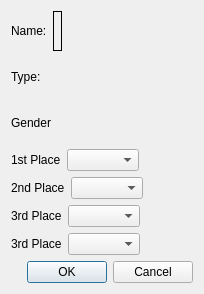
This is BracketEditor.ui in gcdean/JudoMaster as Qt 5 draws it before an edit. The edited form follows.
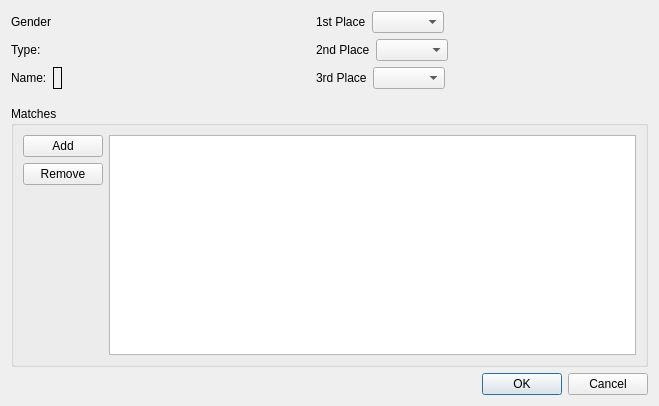
This is the edited form.

Commit message: Added matches. Can now add matches to a bracket.

The edit to the form file:
```diff
--- a/BracketEditor.ui
+++ b/BracketEditor.ui
@@ -6,8 +6,8 @@
    <rect>
     <x>0</x>
     <y>0</y>
-    <width>204</width>
-    <height>294</height>
+    <width>659</width>
+    <height>406</height>
    </rect>
   </property>
   <property name="windowTitle">
@@ -15,6 +15,81 @@
   </property>
   <layout class="QVBoxLayout" name="verticalLayout">
    <item>
+    <layout class="QHBoxLayout" name="horizontalLayout_5">
+     <property name="rightMargin">
+      <number>33</number>
+     </property>
+     <property name="bottomMargin">
+      <number>11</number>
+     </property>
+     <item>
+      <layout class="QVBoxLayout" name="verticalLayout_3">
+       <property name="topMargin">
+        <number>0</number>
+       </property>
+       <item>
+        <layout class="QHBoxLayout" name="horizontalLayout_7">
+         <item>
+          <widget class="QLabel" name="label_7">
+           <property name="text">
+            <string>Gender</string>
+           </property>
+          </widget>
+         </item>
+         <item>
+          <widget class="QLabel" name="genderLbl">
+           <property name="text">
+            <string>&lt;Gender&gt;</string>
+           </property>
+          </widget>
+         </item>
+         <item>
+          <spacer name="horizontalSpacer_6">
+           <property name="orientation">
+            <enum>Qt::Horizontal</enum>
+           </property>
+           <property name="sizeHint" stdset="0">
+            <size>
+             <width>40</width>
+             <height>20</height>
+            </size>
+           </property>
+          </spacer>
+         </item>
+        </layout>
+       </item>
+       <item>
+        <layout class="QHBoxLayout" name="horizontalLayout_6">
+         <item>
+          <widget class="QLabel" name="label_6">
+           <property name="text">
+            <string>Type:</string>
+           </property>
+          </widget>
+         </item>
+         <item>
+          <widget class="QLabel" name="typeLbl">
+           <property name="text">
+            <string>&lt;Weight Type&gt;</string>
+           </property>
+          </widget>
+         </item>
+         <item>
+          <spacer name="horizontalSpacer_7">
+           <property name="orientation">
+            <enum>Qt::Horizontal</enum>
+           </property>
+           <property name="sizeHint" stdset="0">
+            <size>
+             <width>40</width>
+             <height>20</height>
+            </size>
+           </property>
+          </spacer>
+         </item>
+        </layout>
+       </item>
+       <item>
     <layout class="QHBoxLayout" name="horizontalLayout">
      <item>
       <widget class="QLabel" name="label">
@@ -48,68 +123,16 @@
      </item>
     </layout>
    </item>
-   <item>
-    <layout class="QHBoxLayout" name="horizontalLayout_6">
-     <item>
-      <widget class="QLabel" name="label_6">
-       <property name="text">
-        <string>Type:</string>
-       </property>
-      </widget>
-     </item>
-     <item>
-      <widget class="QLabel" name="typeLbl">
-       <property name="text">
-        <string>&lt;Weight Type&gt;</string>
-       </property>
-      </widget>
-     </item>
-     <item>
-      <spacer name="horizontalSpacer_7">
-       <property name="orientation">
-        <enum>Qt::Horizontal</enum>
-       </property>
-       <property name="sizeHint" stdset="0">
-        <size>
-         <width>40</width>
-         <height>20</height>
-        </size>
-       </property>
-      </spacer>
-     </item>
     </layout>
    </item>
    <item>
-    <layout class="QHBoxLayout" name="horizontalLayout_7">
-     <item>
-      <widget class="QLabel" name="label_7">
-       <property name="text">
-        <string>Gender</string>
+      <layout class="QVBoxLayout" name="verticalLayout_4">
+       <property name="topMargin">
+        <number>0</number>
        </property>
-      </widget>
-     </item>
-     <item>
-      <widget class="QLabel" name="genderLbl">
-       <property name="text">
-        <string>&lt;Gender&gt;</string>
+       <property name="bottomMargin">
+        <number>0</number>
        </property>
-      </widget>
-     </item>
-     <item>
-      <spacer name="horizontalSpacer_6">
-       <property name="orientation">
-        <enum>Qt::Horizontal</enum>
-       </property>
-       <property name="sizeHint" stdset="0">
-        <size>
-         <width>40</width>
-         <height>20</height>
-        </size>
-       </property>
-      </spacer>
-     </item>
-    </layout>
-   </item>
    <item>
     <layout class="QHBoxLayout" name="horizontalLayout_2">
      <item>
@@ -191,32 +214,52 @@
      </item>
     </layout>
    </item>
+      </layout>
+     </item>
+    </layout>
+   </item>
    <item>
-    <layout class="QHBoxLayout" name="horizontalLayout_5">
+    <widget class="QGroupBox" name="groupBox">
+     <property name="title">
+      <string>Matches</string>
+     </property>
+     <layout class="QHBoxLayout" name="horizontalLayout_8">
      <item>
-      <widget class="QLabel" name="label_5">
+       <layout class="QVBoxLayout" name="verticalLayout_2">
+        <item>
+         <widget class="QPushButton" name="addMatchBtn">
        <property name="text">
-        <string>3rd Place</string>
+           <string>Add</string>
        </property>
       </widget>
      </item>
      <item>
-      <widget class="QComboBox" name="thirdPlace2Combo"/>
+         <widget class="QPushButton" name="removeMatchBtn">
+          <property name="text">
+           <string>Remove</string>
+          </property>
+         </widget>
      </item>
      <item>
-      <spacer name="horizontalSpacer_4">
+         <spacer name="verticalSpacer">
        <property name="orientation">
-        <enum>Qt::Horizontal</enum>
+           <enum>Qt::Vertical</enum>
        </property>
        <property name="sizeHint" stdset="0">
         <size>
-         <width>40</width>
-         <height>20</height>
+            <width>20</width>
+            <height>40</height>
         </size>
        </property>
       </spacer>
      </item>
     </layout>
+      </item>
+      <item>
+       <widget class="QTableView" name="matchesTable"/>
+      </item>
+     </layout>
+    </widget>
    </item>
    <item>
     <widget class="QDialogButtonBox" name="buttonBox">
```
Lines whose indentation alone changed are shown as unchanged. The commit also changes 17 other files.
